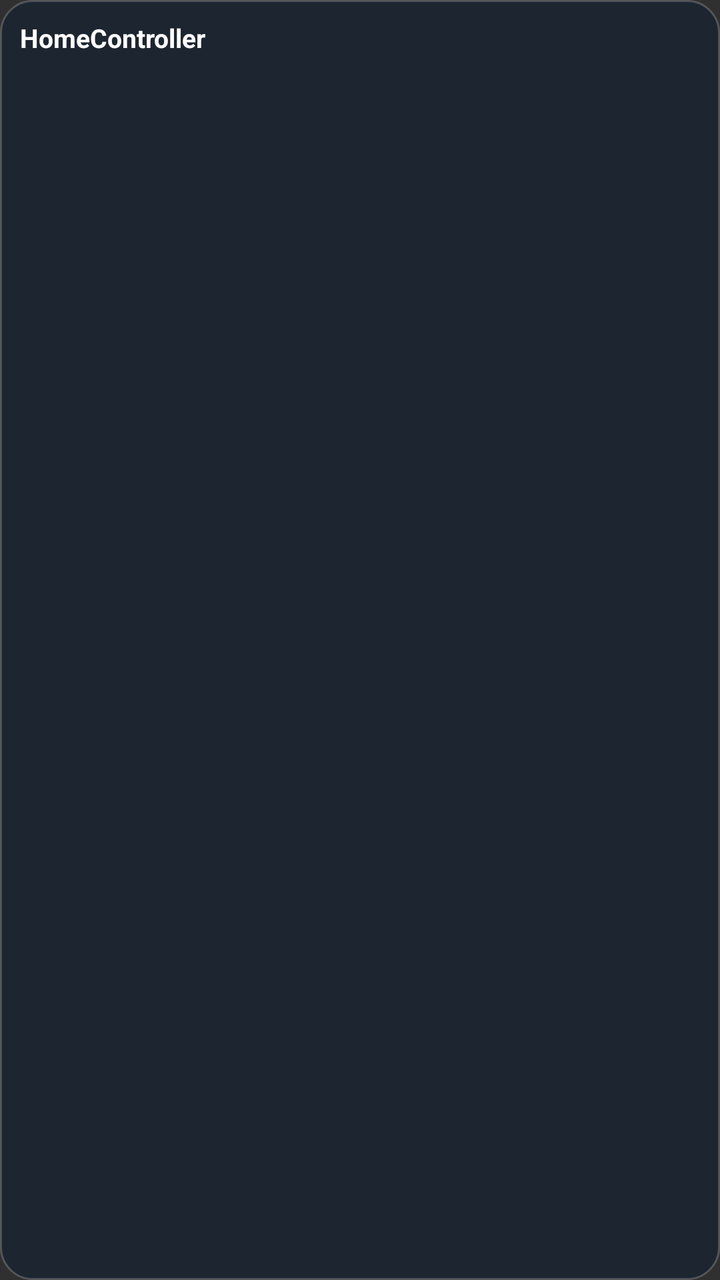
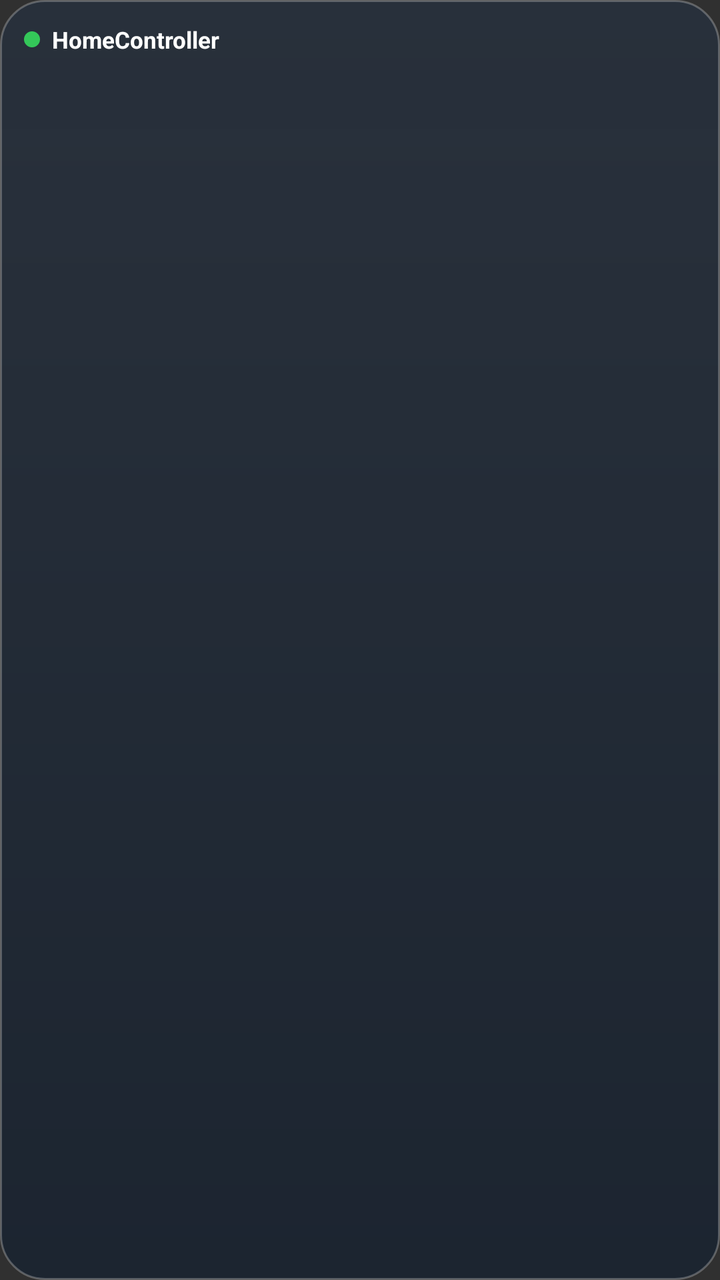

The first picture is an Android layout as it rendered before a commit; the second is the same layout after the commit. The layout source and the unified diff follow.
<!-- AndroidManifest.xml: application theme android:Theme.Material.NoActionBar -->
<!-- res/layout/relays_widget.xml -->
<?xml version="1.0" encoding="utf-8"?>
<LinearLayout xmlns:android="http://schemas.android.com/apk/res/android"
    android:layout_width="match_parent"
    android:layout_height="match_parent"
    android:orientation="vertical"
    android:background="@drawable/widget_bg"
    android:padding="10dp">

    <TextView
        android:id="@+id/w_header"
        android:layout_width="match_parent"
        android:layout_height="wrap_content"
        android:text="HomeController"
        android:textColor="#FFFFFFFF"
        android:textSize="13sp"
        android:textStyle="bold"
        android:paddingBottom="6dp" />

    <LinearLayout
        android:id="@+id/w_row_0"
        style="@style/WidgetRow">
        <TextView android:id="@+id/w_name_0" style="@style/WidgetName" />
        <TextView android:id="@+id/w_state_0" style="@style/WidgetState" />
    </LinearLayout>
    <LinearLayout
        android:id="@+id/w_row_1"
        style="@style/WidgetRow">
        <TextView android:id="@+id/w_name_1" style="@style/WidgetName" />
        <TextView android:id="@+id/w_state_1" style="@style/WidgetState" />
    </LinearLayout>
    <LinearLayout
        android:id="@+id/w_row_2"
        style="@style/WidgetRow">
        <TextView android:id="@+id/w_name_2" style="@style/WidgetName" />
        <TextView android:id="@+id/w_state_2" style="@style/WidgetState" />
    </LinearLayout>
    <LinearLayout
        android:id="@+id/w_row_3"
        style="@style/WidgetRow">
        <TextView android:id="@+id/w_name_3" style="@style/WidgetName" />
        <TextView android:id="@+id/w_state_3" style="@style/WidgetState" />
    </LinearLayout>
    <LinearLayout
        android:id="@+id/w_row_4"
        style="@style/WidgetRow">
        <TextView android:id="@+id/w_name_4" style="@style/WidgetName" />
        <TextView android:id="@+id/w_state_4" style="@style/WidgetState" />
    </LinearLayout>
    <LinearLayout
        android:id="@+id/w_row_5"
        style="@style/WidgetRow">
        <TextView android:id="@+id/w_name_5" style="@style/WidgetName" />
        <TextView android:id="@+id/w_state_5" style="@style/WidgetState" />
    </LinearLayout>
    <LinearLayout
        android:id="@+id/w_row_6"
        style="@style/WidgetRow">
        <TextView android:id="@+id/w_name_6" style="@style/WidgetName" />
        <TextView android:id="@+id/w_state_6" style="@style/WidgetState" />
    </LinearLayout>
    <LinearLayout
        android:id="@+id/w_row_7"
        style="@style/WidgetRow">
        <TextView android:id="@+id/w_name_7" style="@style/WidgetName" />
        <TextView android:id="@+id/w_state_7" style="@style/WidgetState" />
    </LinearLayout>
</LinearLayout>
<!-- resources referenced by this layout -->
<resources>
  <!-- drawable widget_bg (drawable) -->
  <?xml version="1.0" encoding="utf-8"?>
  <shape xmlns:android="http://schemas.android.com/apk/res/android"
      android:shape="rectangle">
      <solid android:color="#E61B2430" />
      <corners android:radius="16dp" />
      <stroke
          android:width="1dp"
          android:color="#33FFFFFF" />
  </shape>
  <style name="WidgetName">
          <item name="android:layout_width">0dp</item>
          <item name="android:layout_height">wrap_content</item>
          <item name="android:layout_weight">1</item>
          <item name="android:textColor">#FFFFFFFF</item>
          <item name="android:textSize">14sp</item>
          <item name="android:maxLines">1</item>
          <item name="android:ellipsize">end</item>
      </style>
  <style name="WidgetRow">
          <item name="android:layout_width">match_parent</item>
          <item name="android:layout_height">26dp</item>
          <item name="android:orientation">horizontal</item>
          <item name="android:gravity">center_vertical</item>
          <item name="android:background">@drawable/widget_row</item>
      </style>
  <style name="WidgetState">
          <item name="android:layout_width">wrap_content</item>
          <item name="android:layout_height">wrap_content</item>
          <item name="android:textSize">12sp</item>
          <item name="android:textStyle">bold</item>
      </style>
  <!-- drawable widget_row (drawable) -->
  <?xml version="1.0" encoding="utf-8"?>
  <selector xmlns:android="http://schemas.android.com/apk/res/android">
      <item android:state_pressed="true">
          <shape android:shape="rectangle">
              <solid android:color="#33FFFFFF" />
              <corners android:radius="8dp" />
          </shape>
      </item>
      <item>
          <shape android:shape="rectangle">
              <solid android:color="#00000000" />
              <corners android:radius="8dp" />
          </shape>
      </item>
  </selector>
</resources>

<!-- the commit's change to res/layout/relays_widget.xml (unified diff, before → after) -->
@@ -4,64 +4,109 @@
     android:layout_height="match_parent"
     android:orientation="vertical"
     android:background="@drawable/widget_bg"
-    android:padding="10dp">
+    android:padding="12dp">
 
-    <TextView
-        android:id="@+id/w_header"
+    <LinearLayout
         android:layout_width="match_parent"
         android:layout_height="wrap_content"
-        android:text="HomeController"
-        android:textColor="#FFFFFFFF"
-        android:textSize="13sp"
-        android:textStyle="bold"
-        android:paddingBottom="6dp" />
+        android:orientation="horizontal"
+        android:gravity="center_vertical"
+        android:paddingBottom="8dp">
+
+        <ImageView
+            android:id="@+id/w_dot"
+            android:layout_width="8dp"
+            android:layout_height="8dp"
+            android:src="@drawable/widget_dot"
+            android:importantForAccessibility="no" />
+
+        <TextView
+            android:id="@+id/w_header"
+            android:layout_width="0dp"
+            android:layout_height="wrap_content"
+            android:layout_weight="1"
+            android:layout_marginStart="6dp"
+            android:text="HomeController"
+            android:textColor="#FFFFFFFF"
+            android:textSize="11.5sp"
+            android:textStyle="bold"
+            android:minWidth="0dp"
+            android:maxLines="1"
+            android:ellipsize="end" />
+
+        <TextView
+            android:id="@+id/w_status"
+            android:layout_width="wrap_content"
+            android:layout_height="wrap_content"
+            android:layout_marginStart="6dp"
+            android:textSize="10sp"
+            android:textStyle="bold"
+            android:maxLines="1"
+            android:ellipsize="end" />
+    </LinearLayout>
 
     <LinearLayout
         android:id="@+id/w_row_0"
         style="@style/WidgetRow">
+        <ImageView android:id="@+id/w_icon_0" style="@style/WidgetIcon" />
         <TextView android:id="@+id/w_name_0" style="@style/WidgetName" />
         <TextView android:id="@+id/w_state_0" style="@style/WidgetState" />
+        <ImageView android:id="@+id/w_timer_0" style="@style/WidgetTimer" />
     </LinearLayout>
     <LinearLayout
         android:id="@+id/w_row_1"
         style="@style/WidgetRow">
+        <ImageView android:id="@+id/w_icon_1" style="@style/WidgetIcon" />
         <TextView android:id="@+id/w_name_1" style="@style/WidgetName" />
         <TextView android:id="@+id/w_state_1" style="@style/WidgetState" />
+        <ImageView android:id="@+id/w_timer_1" style="@style/WidgetTimer" />
     </LinearLayout>
     <LinearLayout
         android:id="@+id/w_row_2"
         style="@style/WidgetRow">
+        <ImageView android:id="@+id/w_icon_2" style="@style/WidgetIcon" />
         <TextView android:id="@+id/w_name_2" style="@style/WidgetName" />
         <TextView android:id="@+id/w_state_2" style="@style/WidgetState" />
+        <ImageView android:id="@+id/w_timer_2" style="@style/WidgetTimer" />
     </LinearLayout>
     <LinearLayout
         android:id="@+id/w_row_3"
         style="@style/WidgetRow">
+        <ImageView android:id="@+id/w_icon_3" style="@style/WidgetIcon" />
         <TextView android:id="@+id/w_name_3" style="@style/WidgetName" />
         <TextView android:id="@+id/w_state_3" style="@style/WidgetState" />
+        <ImageView android:id="@+id/w_timer_3" style="@style/WidgetTimer" />
     </LinearLayout>
     <LinearLayout
         android:id="@+id/w_row_4"
         style="@style/WidgetRow">
+        <ImageView android:id="@+id/w_icon_4" style="@style/WidgetIcon" />
         <TextView android:id="@+id/w_name_4" style="@style/WidgetName" />
         <TextView android:id="@+id/w_state_4" style="@style/WidgetState" />
+        <ImageView android:id="@+id/w_timer_4" style="@style/WidgetTimer" />
     </LinearLayout>
     <LinearLayout
         android:id="@+id/w_row_5"
         style="@style/WidgetRow">
+        <ImageView android:id="@+id/w_icon_5" style="@style/WidgetIcon" />
         <TextView android:id="@+id/w_name_5" style="@style/WidgetName" />
         <TextView android:id="@+id/w_state_5" style="@style/WidgetState" />
+        <ImageView android:id="@+id/w_timer_5" style="@style/WidgetTimer" />
     </LinearLayout>
     <LinearLayout
         android:id="@+id/w_row_6"
         style="@style/WidgetRow">
+        <ImageView android:id="@+id/w_icon_6" style="@style/WidgetIcon" />
         <TextView android:id="@+id/w_name_6" style="@style/WidgetName" />
         <TextView android:id="@+id/w_state_6" style="@style/WidgetState" />
+        <ImageView android:id="@+id/w_timer_6" style="@style/WidgetTimer" />
     </LinearLayout>
     <LinearLayout
         android:id="@+id/w_row_7"
         style="@style/WidgetRow">
+        <ImageView android:id="@+id/w_icon_7" style="@style/WidgetIcon" />
         <TextView android:id="@+id/w_name_7" style="@style/WidgetName" />
         <TextView android:id="@+id/w_state_7" style="@style/WidgetState" />
+        <ImageView android:id="@+id/w_timer_7" style="@style/WidgetTimer" />
     </LinearLayout>
 </LinearLayout>
<!-- resource entries referenced after the edit -->
@@ -4,12 +4,27 @@
   <?xml version="1.0" encoding="utf-8"?>
   <shape xmlns:android="http://schemas.android.com/apk/res/android"
       android:shape="rectangle">
-      <solid android:color="#E61B2430" />
-      <corners android:radius="16dp" />
+      <gradient
+          android:angle="270"
+          android:endColor="#F51B2430"
+          android:startColor="#FA28303B" />
+      <corners android:radius="22dp" />
       <stroke
           android:width="1dp"
-          android:color="#33FFFFFF" />
+          android:color="#40FFFFFF" />
   </shape>
+  <!-- drawable widget_dot (drawable) -->
+  <?xml version="1.0" encoding="utf-8"?>
+  <shape xmlns:android="http://schemas.android.com/apk/res/android"
+      android:shape="oval">
+      <solid android:color="#FF34C759" />
+  </shape>
+  <style name="WidgetIcon">
+          <item name="android:layout_width">17dp</item>
+          <item name="android:layout_height">17dp</item>
+          <item name="android:layout_marginEnd">8dp</item>
+          <item name="android:importantForAccessibility">no</item>
+      </style>
   <style name="WidgetName">
           <item name="android:layout_width">0dp</item>
           <item name="android:layout_height">wrap_content</item>
@@ -21,7 +36,7 @@
       </style>
   <style name="WidgetRow">
           <item name="android:layout_width">match_parent</item>
-          <item name="android:layout_height">26dp</item>
+          <item name="android:layout_height">30dp</item>
           <item name="android:orientation">horizontal</item>
           <item name="android:gravity">center_vertical</item>
           <item name="android:background">@drawable/widget_row</item>
@@ -31,6 +46,13 @@
           <item name="android:layout_height">wrap_content</item>
           <item name="android:textSize">12sp</item>
           <item name="android:textStyle">bold</item>
+      </style>
+  <style name="WidgetTimer">
+          <item name="android:layout_width">20dp</item>
+          <item name="android:layout_height">20dp</item>
+          <item name="android:layout_marginStart">10dp</item>
+          <item name="android:padding">2dp</item>
+          <item name="android:importantForAccessibility">no</item>
       </style>
   <!-- drawable widget_row (drawable) -->
   <?xml version="1.0" encoding="utf-8"?>
